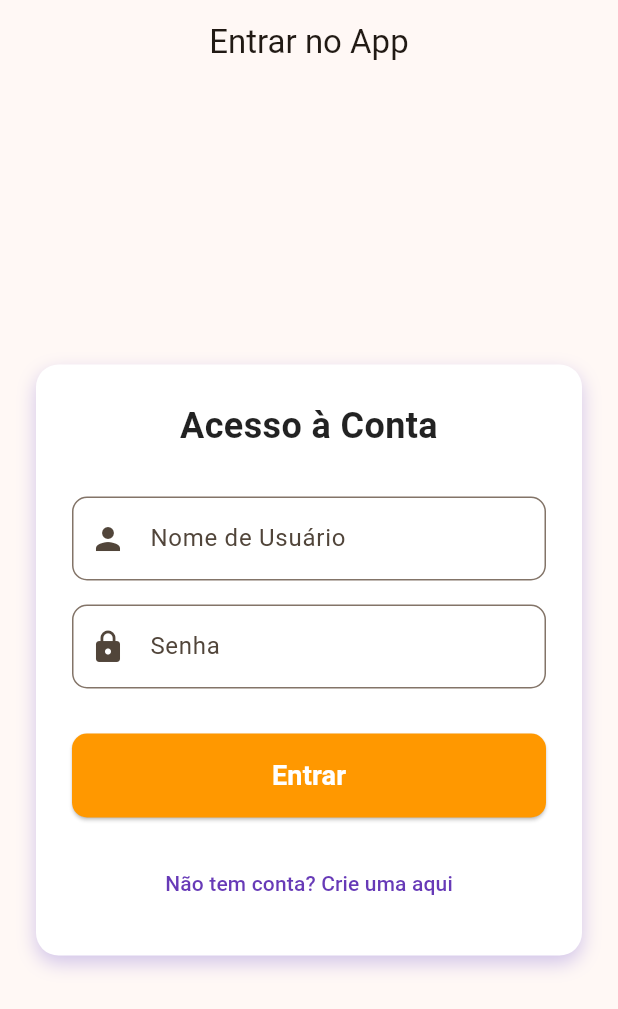
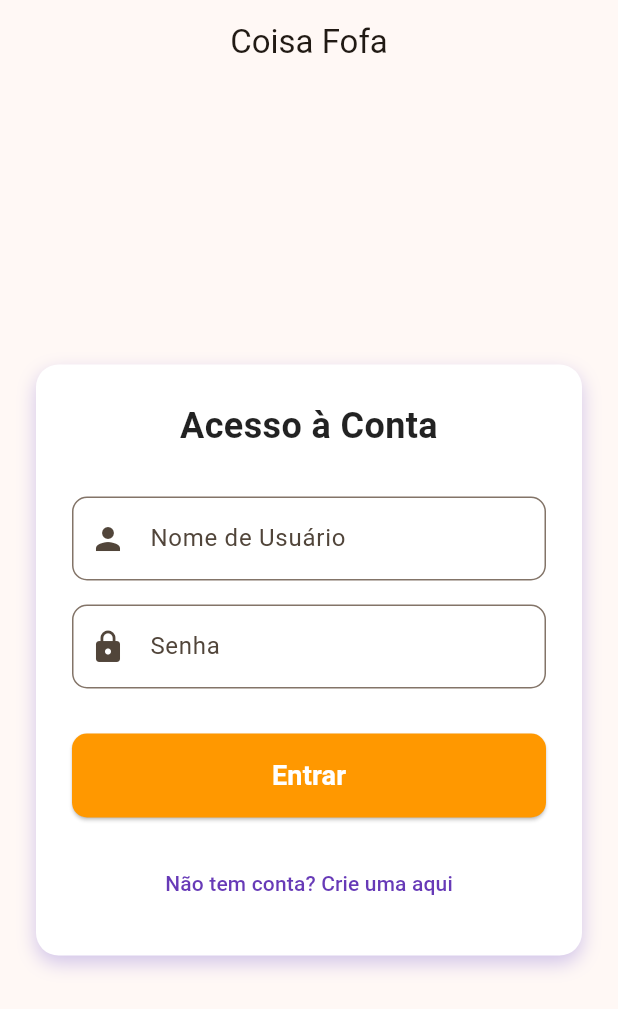
Before and after one commit to glecia27/projetoenxoval, a Flutter app: the screen it shows after launch, on a phone screen of 412 x 824 dp. Shown: the top 1009 px of the screen. Run offline on Flutter 3.47's test engine with Material 3 defaults, Android fonts, the light colour scheme and no system bars; our stand-ins replace device_preview, sqflite, sqflite_common_ffi; accounts and stored records are empty.

Commit message:
Ajuste no nome

```diff
--- a/lib/paginas/tela_loguin.dart
+++ b/lib/paginas/tela_loguin.dart
@@ -80,7 +80,7 @@ class _TelaLoguin extends State<TelaLoguin> {
   @override
   Widget build(BuildContext context) {
     return Scaffold(
-      appBar: AppBar(title: const Text('Entrar no App'), centerTitle: true),
+      appBar: AppBar(title: const Text('Coisa Fofa'), centerTitle: true),
       body: Center(
         child: SingleChildScrollView(
           padding: const EdgeInsets.all(24.0),
```
